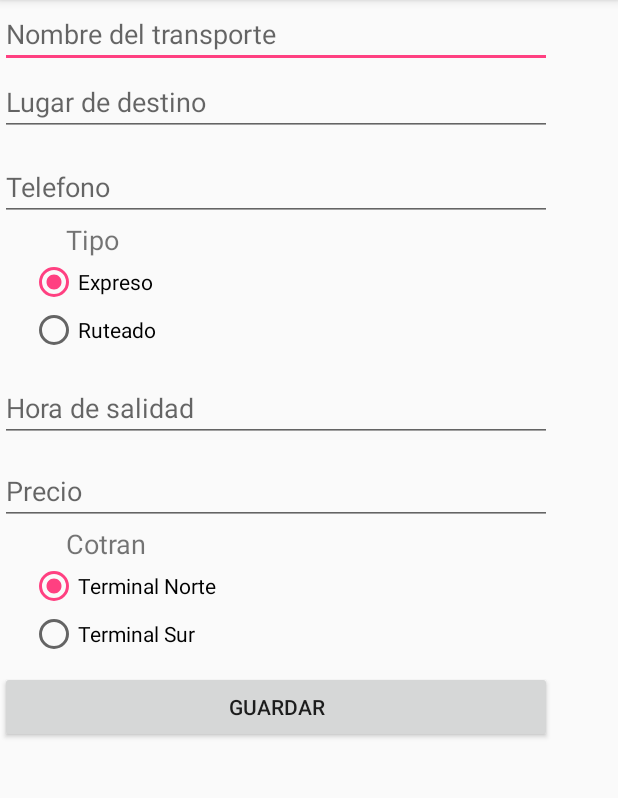
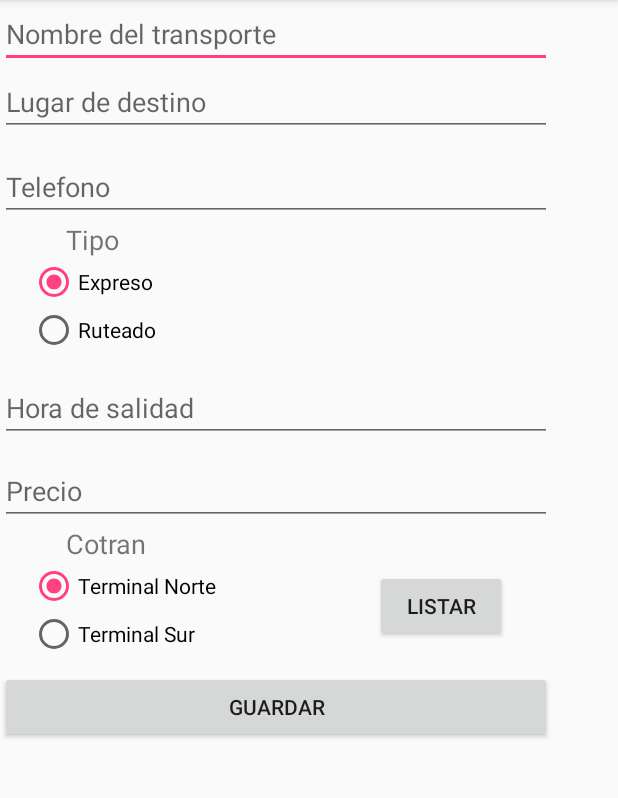
Before and after one commit to greyner365/AppNicaExplora, an Android app: the screen it shows after launch (TransporteActivity), on a phone screen of 412 x 824 dp, the part 84-882 px from its top. Run offline under Robolectric (Android 15) with nearby library versions, the phone set to English and light mode, and no system bars.

```diff
--- a/app/src/main/AndroidManifest.xml
+++ b/app/src/main/AndroidManifest.xml
@@ -16,6 +16,7 @@
                 <category android:name="android.intent.category.LAUNCHER" />
             </intent-filter>
         </activity>
+        <activity android:name=".ListarTransporteActivity"></activity>
     </application>
 
 </manifest>
--- a/app/src/main/java/com/example/nicaexplora/appnicaexplora/TransporteActivity.java
+++ b/app/src/main/java/com/example/nicaexplora/appnicaexplora/TransporteActivity.java
@@ -1,6 +1,7 @@
 package com.example.nicaexplora.appnicaexplora;
 
 import android.content.ContentValues;
+import android.content.Intent;
 import android.database.sqlite.SQLiteDatabase;
 import android.support.v7.app.AppCompatActivity;
 import android.os.Bundle;
@@ -15,7 +16,7 @@ public class TransporteActivity extends AppCompatActivity {
     EditText txtnombre,txtlugar,txttel,txthora,txtprecio;
     RadioButton rdrut, rdexpreso, rdnorte, rdsur;
     RadioGroup rdtipo;
-    Button btnguardar;
+    Button btnguardar,btnlistar;
 
     @Override
     protected void onCreate(Bundle savedInstanceState) {
@@ -35,6 +36,14 @@ public class TransporteActivity extends AppCompatActivity {
 
 
         btnguardar = (Button) findViewById(R.id.btnguardar);
+        btnlistar = (Button) findViewById(R.id.btnlistar);
+
+        btnlistar.setOnClickListener(new View.OnClickListener() {
+            @Override
+            public void onClick(View v) {
+                startActivity(new Intent(TransporteActivity.this, ListarTransporteActivity.class));
+            }
+        });
     }
 
 
--- a/app/src/main/res/layout/activity_transporte.xml
+++ b/app/src/main/res/layout/activity_transporte.xml
@@ -168,5 +168,17 @@
             android:onClick="guardar"
             android:text="Guardar" />
 
+        <Button
+            android:id="@+id/btnlistar"
+            android:layout_width="wrap_content"
+            android:layout_height="wrap_content"
+            android:layout_above="@+id/btnguardar"
+            android:layout_alignParentEnd="true"
+            android:layout_alignParentRight="true"
+            android:layout_marginBottom="19dp"
+            android:layout_marginEnd="30dp"
+            android:layout_marginRight="30dp"
+            android:text="Listar" />
+
     </RelativeLayout>
 </android.support.constraint.ConstraintLayout>
```
Also changed, not shown: app/src/main/java/com/example/nicaexplora/appnicaexplora/ListarTransporteActivity.java (added, +49 -0 lines), app/src/main/res/layout/activity_listar_transporte.xml (added, +15 -0 lines).
